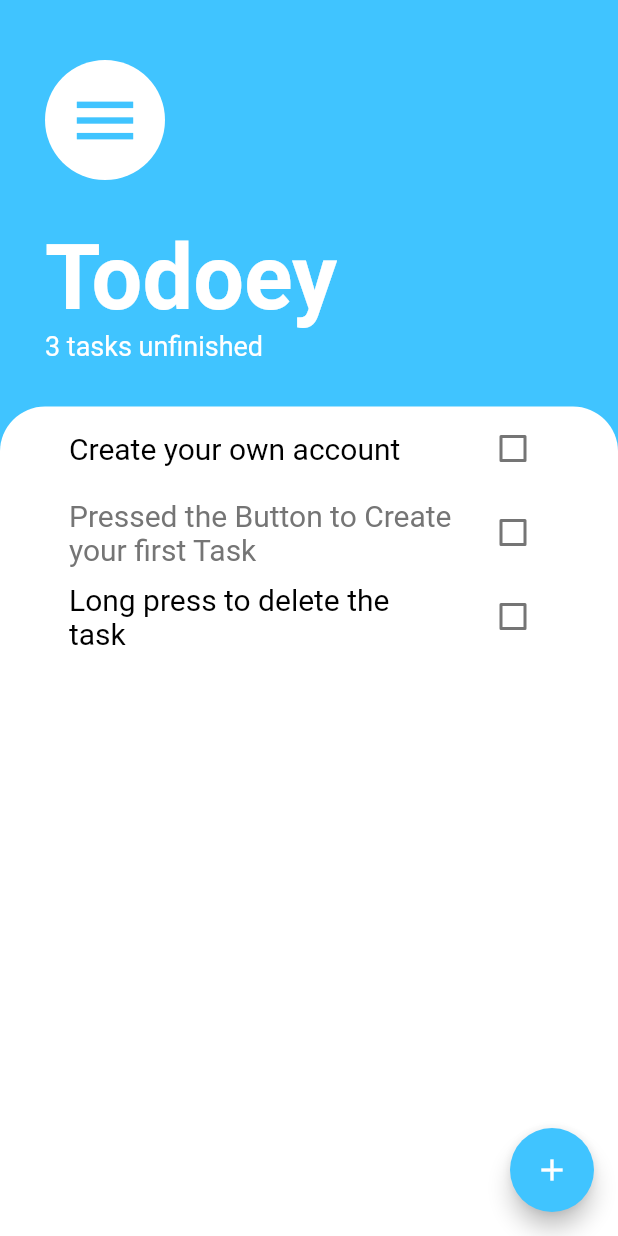
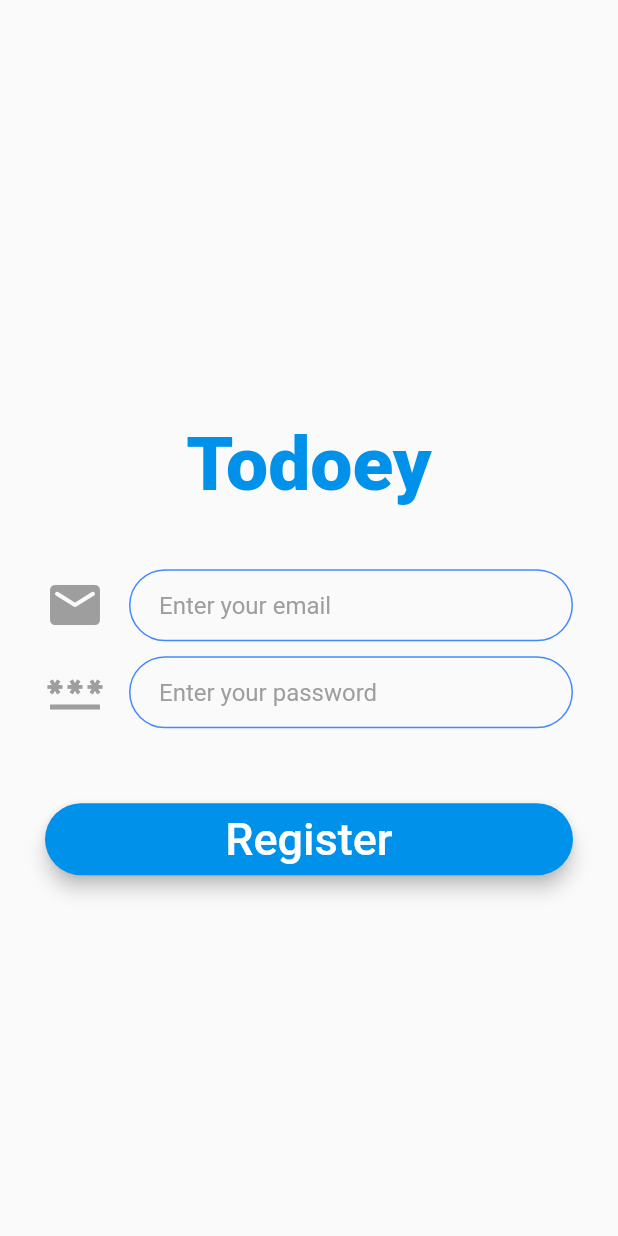
Before and after one commit to Lichyo/Todoey, a Flutter app: the screen it shows after launch, on a phone screen of 412 x 824 dp. Run offline on Flutter 3.47's test engine with Material 2 defaults, Android fonts, the phone set to English and light mode, and no system bars.

Commit message:
Register UI Ver 1.0

```diff
--- /dev/null
+++ b/lib/constants.dart
@@ -0,0 +1,22 @@
+import 'package:flutter/material.dart';
+
+const Color kLightBlue = Color(0xff24B0FF);
+
+const kTextFieldDecoration = InputDecoration(
+  hintText: '',
+  hintStyle: TextStyle(
+    color: Colors.grey,
+  ),
+  contentPadding: EdgeInsets.symmetric(vertical: 10.0, horizontal: 20.0),
+  border: OutlineInputBorder(
+    borderRadius: BorderRadius.all(Radius.circular(32.0)),
+  ),
+  enabledBorder: OutlineInputBorder(
+    borderSide: BorderSide(color: Colors.blueAccent, width: 1.0),
+    borderRadius: BorderRadius.all(Radius.circular(32.0)),
+  ),
+  focusedBorder: OutlineInputBorder(
+    borderSide: BorderSide(color: Colors.blueAccent, width: 2.0),
+    borderRadius: BorderRadius.all(Radius.circular(32.0)),
+  ),
+);
--- a/lib/main.dart
+++ b/lib/main.dart
@@ -2,6 +2,7 @@ import 'package:flutter/material.dart';
 import 'screens/task_screen.dart';
 import 'package:provider/provider.dart';
 import 'models/task_data.dart';
+import 'screens/register_screen.dart';
 
 void main() => runApp(const MyApp());
 
@@ -12,8 +13,8 @@ class MyApp extends StatelessWidget {
   Widget build(BuildContext context) {
     return ChangeNotifierProvider(
       create: (_) => TaskData(),
-      child: MaterialApp(
-        home: TaskScreen(),
+      child: const MaterialApp(
+        home: RegisterScreen(),
       ),
     );
   }
--- /dev/null
+++ b/lib/screens/register_screen.dart
@@ -0,0 +1,80 @@
+import 'package:flutter/material.dart';
+import 'package:todoey/constants.dart';
+
+class RegisterScreen extends StatelessWidget {
+  const RegisterScreen({Key? key}) : super(key: key);
+
+  @override
+  Widget build(BuildContext context) {
+    return Scaffold(
+      body: Padding(
+        padding: const EdgeInsets.symmetric(horizontal: 30.0),
+        child: Column(
+          mainAxisAlignment: MainAxisAlignment.center,
+          crossAxisAlignment: CrossAxisAlignment.stretch,
+          children: [
+            const Expanded(flex: 1, child: Text('')),
+            Padding(
+              padding: const EdgeInsets.symmetric(vertical: 40.0),
+              child: Center(
+                child: Text(
+                  'Todoey',
+                  style: TextStyle(
+                    fontSize: 50.0,
+                    fontWeight: FontWeight.w900,
+                    color: Colors.lightBlueAccent.shade700,
+                  ),
+                ),
+              ),
+            ),
+            TextField(
+              onChanged: (value) {},
+              decoration: kTextFieldDecoration.copyWith(
+                hintText: 'Enter your email',
+                icon: const Icon(
+                  Icons.email_rounded,
+                  size: 40.0,
+                  color: Colors.grey,
+                ),
+              ),
+            ),
+            const SizedBox(height: 10),
+            TextField(
+              onChanged: (value) {},
+              decoration: kTextFieldDecoration.copyWith(
+                icon: const Icon(
+                  Icons.password,
+                  size: 40,
+                  color: Colors.grey,
+                ),
+                hintText: 'Enter your password',
+              ),
+            ),
+            const SizedBox(
+              height: 50.0,
+            ),
+            Material(
+              borderRadius: BorderRadius.circular(30.0),
+              color: Colors.lightBlueAccent.shade700,
+              elevation: 5,
+              child: MaterialButton(
+                minWidth: 200.0,
+                height: 42.0,
+                onPressed: () {},
+                child: const Text(
+                  'Register',
+                  style: TextStyle(
+                    fontWeight: FontWeight.w500,
+                    fontSize: 30.0,
+                    color: Colors.white,
+                  ),
+                ),
+              ),
+            ),
+            const Expanded(child: Text('')),
+          ],
+        ),
+      ),
+    );
+  }
+}
--- a/lib/screens/task_screen.dart
+++ b/lib/screens/task_screen.dart
@@ -39,13 +39,18 @@ class _TaskScreenState extends State<TaskScreen> {
               child: Column(
                 crossAxisAlignment: CrossAxisAlignment.start,
                 children: [
-                  const CircleAvatar(
+                  GestureDetector(
+                    onTap: (){
+
+                    },
+                    child: const CircleAvatar(
                       radius: 40.0,
                       backgroundColor: Colors.white,
                       child: Icon(
                         Icons.menu,
                         size: 50.0,
                         color: Colors.lightBlueAccent,
+                      ),
                     ),
                   ),
                   const SizedBox(
```
Lines whose indentation alone changed are shown as unchanged.
